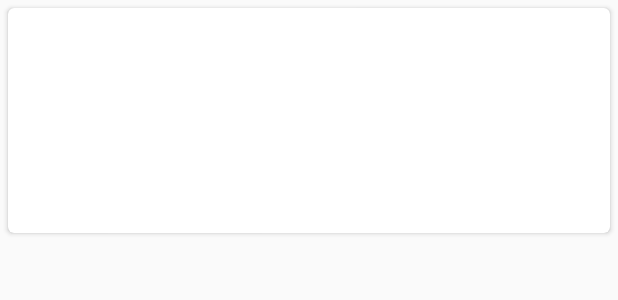
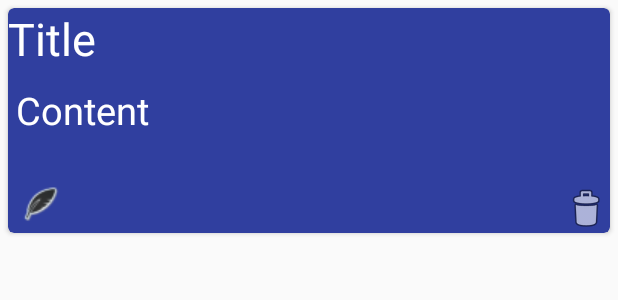
Before and after one commit to starrodkirby86/MessageInABottle, an Android app: the layout recycler_view_list_item.xml on its own in the app's theme, with its tools: preview values and no code run, on a phone screen of 412 x 824 dp. Shown: the top 300 px of the screen. Run offline under Robolectric (Android 15) with nearby library versions, the phone set to English and light mode, and no system bars.

Commit message:
Added Delete bottle, Edit still in the works

```diff
--- a/app/src/main/res/layout/recycler_view_list_item.xml
+++ b/app/src/main/res/layout/recycler_view_list_item.xml
@@ -6,7 +6,8 @@
     android:layout_width="match_parent"
     android:layout_height="150dp"
     card_view:cardCornerRadius="4dp"
-    android:layout_margin="5dp">
+    android:layout_margin="5dp"
+    card_view:cardBackgroundColor="@color/colorPrimaryDark">
 
     <RelativeLayout
         android:id="@+id/cardBackground"
@@ -34,6 +35,26 @@
             android:layout_marginTop="10dp"
             android:layout_marginLeft="5dp"/>
 
+        <ImageView
+            android:layout_width="wrap_content"
+            android:layout_height="wrap_content"
+            android:id="@+id/delete"
+            android:layout_alignParentBottom="true"
+            android:layout_alignParentRight="true"
+            android:layout_alignParentEnd="true"
+            android:src="@android:drawable/ic_menu_delete"
+            android:contentDescription="delete"
+            android:onClick="test"/>
+
+        <ImageView
+            android:id="@+id/edit"
+            android:layout_width="wrap_content"
+            android:layout_height="wrap_content"
+            android:layout_margin="5dp"
+            android:layout_alignParentBottom="true"
+            android:src="@drawable/quill"
+            android:contentDescription="edit" />
+
     </RelativeLayout>
 
 </android.support.v7.widget.CardView>
```
Also changed, not shown: app/src/main/java/com/yarmatey/messageinabottle/DriftingBottlesFragment.java (+11 -34 lines), app/src/main/java/com/yarmatey/messageinabottle/MessageActivityFragment.java (+26 -89 lines), app/src/main/java/com/yarmatey/messageinabottle/PirateBooty.java (+34 -3 lines), app/src/main/res/layout/fragment_drifting_bottles.xml (+15 -3 lines), app/src/main/res/drawable/quill.png (added), 1 other file.
